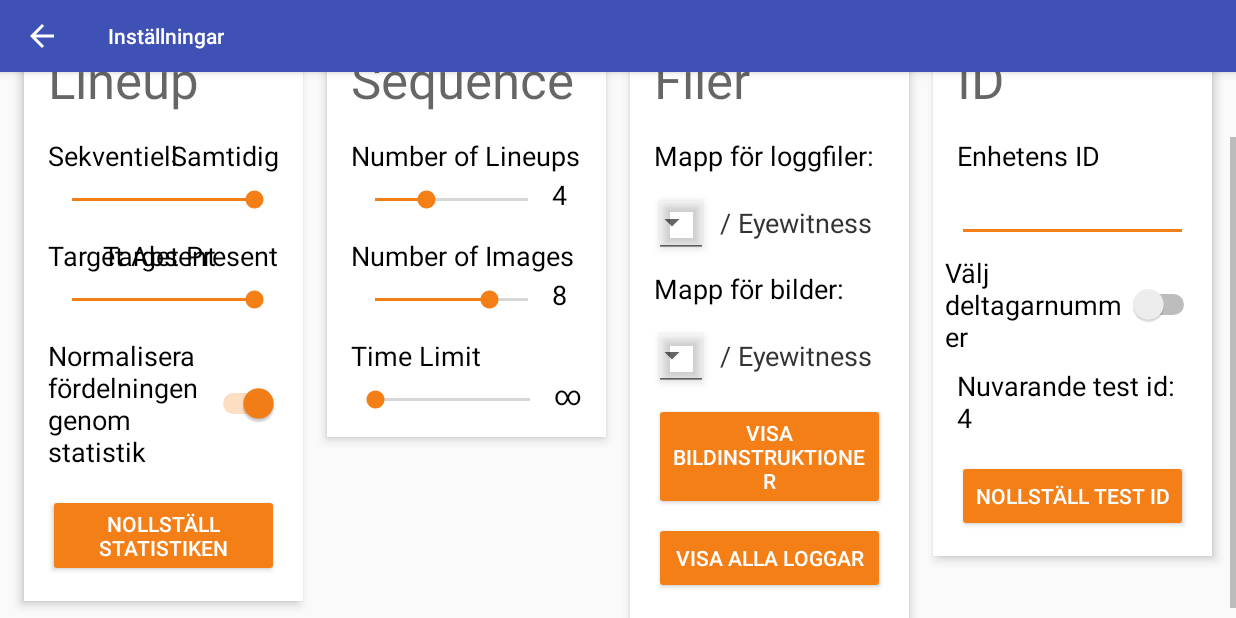
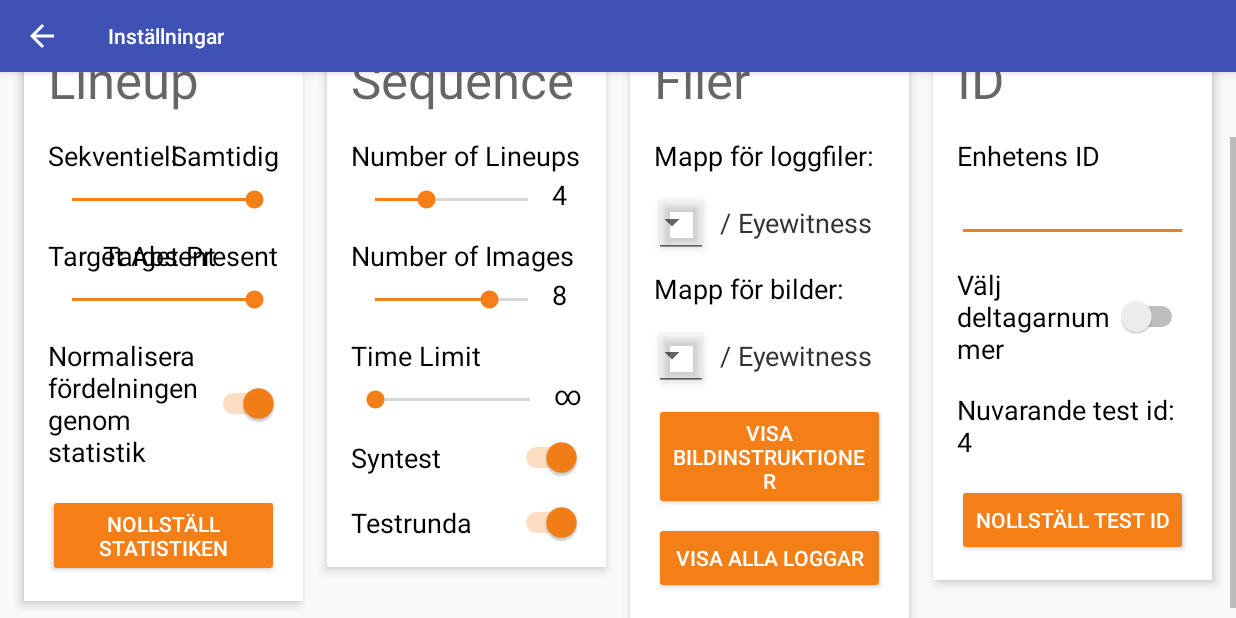
Before and after one commit to Aggrathon/EyewitnessApp, an Android app: the SettingsActivity screen opened directly, with no data from a screen before it, scrolled down 50 dp, on a phone screen of 824 x 412 dp (held sideways). Run offline under Robolectric (Android 15) with nearby library versions, the phone set to English and light mode, and no system bars.

Commit message:
Add more settings

```diff
--- a/app/build.gradle
+++ b/app/build.gradle
@@ -7,9 +7,9 @@ android {
     defaultConfig {
         applicationId "aggrathon.eyewitnessapp"
         minSdkVersion 21
-        targetSdkVersion 25
-        versionCode 35
-        versionName '1.2'
+        targetSdkVersion 26
+        versionCode 36
+        versionName '1.2.1'
         testInstrumentationRunner "android.support.test.runner.AndroidJUnitRunner"
     }
     buildTypes {
--- a/app/src/main/java/aggrathon/eyewitnessapp/SettingsActivity.java
+++ b/app/src/main/java/aggrathon/eyewitnessapp/SettingsActivity.java
@@ -44,6 +44,8 @@ public class SettingsActivity extends AppCompatActivity {
 	public static final String LOG_FOLDER_LOCATION = "LOG_FOLDER_LOCATION";
 	public static final String IMAGE_FOLDER_LOCATION = "IMAGE_FOLDER_LOCATION";
 	public static final String TIME_LIMIT = "TIME_LIMIT";
+	public static final String EYE_TEST = "EYE_TEST";
+	public static final String TUTORIAL = "TUTORIAL";
 
 	SeekBar lineupVariation;
 	SeekBar lineupTarget;
@@ -59,6 +61,8 @@ public class SettingsActivity extends AppCompatActivity {
 	TextView timeLimitText;
 	SeekBar timeLimitBar;
 	Switch switchManualID;
+	Switch switchEyeTest;
+	Switch switchTutorial;
 
 
 	@Override
@@ -172,6 +176,12 @@ public class SettingsActivity extends AppCompatActivity {
 
 		switchManualID = (Switch) findViewById(R.id.switchManualId);
 		switchManualID.setChecked(prefs.getBoolean(MANUAL_ID, false));
+
+		switchEyeTest = (Switch) findViewById(R.id.switchEyeTest);
+		switchEyeTest.setChecked(prefs.getBoolean(EYE_TEST, true));
+
+		switchTutorial = (Switch) findViewById(R.id.switchTutorial);
+		switchTutorial.setChecked(prefs.getBoolean(TUTORIAL, true));
 	}
 
 	@Override
@@ -187,6 +197,8 @@ public class SettingsActivity extends AppCompatActivity {
 		editor.putInt(IMAGE_COUNT, imageCountBar.getProgress()+2);
 		editor.putInt(TIME_LIMIT, timeLimitBar.getProgress());
 		editor.putBoolean(MANUAL_ID, switchManualID.isChecked());
+		editor.putBoolean(EYE_TEST, switchEyeTest.isChecked());
+		editor.putBoolean(TUTORIAL, switchTutorial.isChecked());
 		editor.commit();
 	}
 
--- a/app/src/main/res/layout/activity_settings.xml
+++ b/app/src/main/res/layout/activity_settings.xml
@@ -241,6 +241,21 @@
                         app:layout_constraintTop_toBottomOf="@+id/textTimeLimit"/>
                 </android.support.constraint.ConstraintLayout>
 
+                <Switch
+                    android:id="@+id/switchEyeTest"
+                    android:layout_width="match_parent"
+                    android:layout_height="wrap_content"
+                    android:layout_weight="1"
+                    android:text="@string/eye_test"
+                    android:layout_margin="@dimen/margin"/>
+
+                <Switch
+                    android:id="@+id/switchTutorial"
+                    android:layout_width="match_parent"
+                    android:layout_height="wrap_content"
+                    android:layout_weight="1"
+                    android:text="@string/title_tutorial"
+                    android:layout_margin="@dimen/margin"/>
 
             </LinearLayout>
 
@@ -399,7 +414,8 @@
                     android:layout_width="match_parent"
                     android:layout_height="wrap_content"
                     android:layout_weight="1"
-                    android:text="@string/allow_manual_id"/>
+                    android:text="@string/allow_manual_id"
+                    android:layout_margin="@dimen/margin"/>
 
                 <TextView
                     android:id="@+id/testIdText"
--- a/app/src/main/res/values/strings.xml
+++ b/app/src/main/res/values/strings.xml
@@ -83,6 +83,7 @@
     <string name="allow_manual_id">Välj deltagarnummer</string>
     <string name="ok">OK</string>
     <string name="cancel">Cancel</string>
+    <string name="eye_test">Syntest</string>
 
     <string-array name="countries">
         <item>Finland</item>
--- a/build.gradle
+++ b/build.gradle
@@ -6,7 +6,7 @@ buildscript {
         google()
     }
     dependencies {
-        classpath 'com.android.tools.build:gradle:3.1.1'
+        classpath 'com.android.tools.build:gradle:3.1.2'
 
         // NOTE: Do not place your application dependencies here; they belong
         // in the individual module build.gradle files
```
Also changed, not shown: app/src/main/java/aggrathon/eyewitnessapp/start/BackgroundInformationActivity.java (+10 -4 lines), app/src/main/java/aggrathon/eyewitnessapp/start/VisualAcuityActivity.java (+6 -1 lines), 4 other files.
